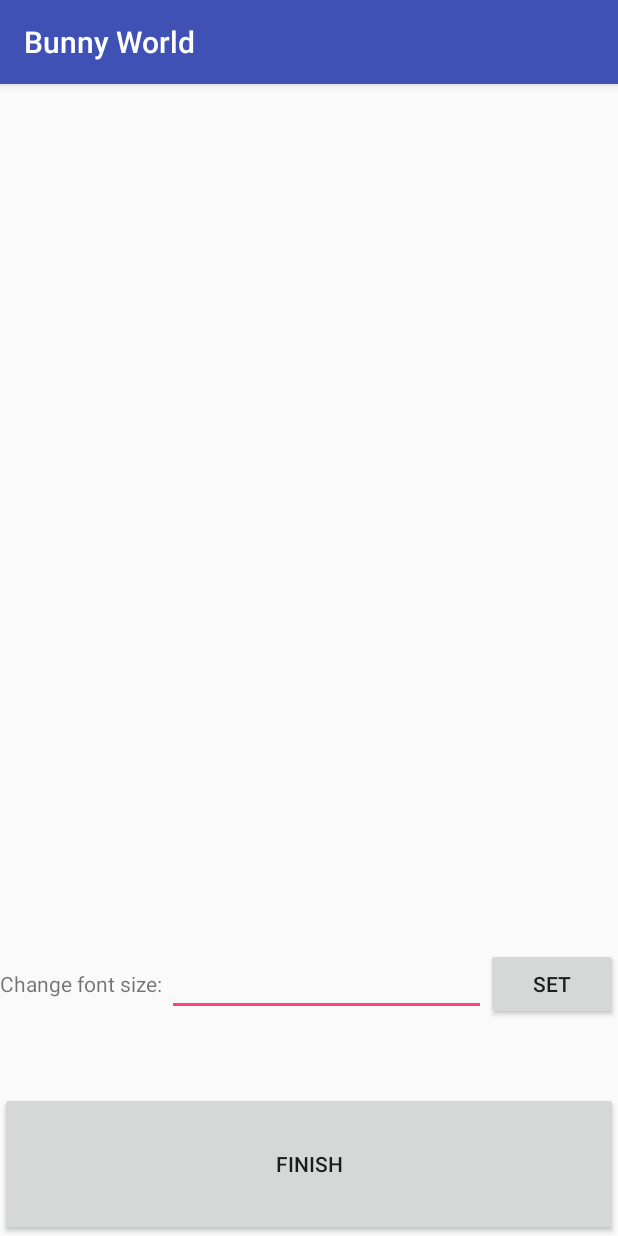
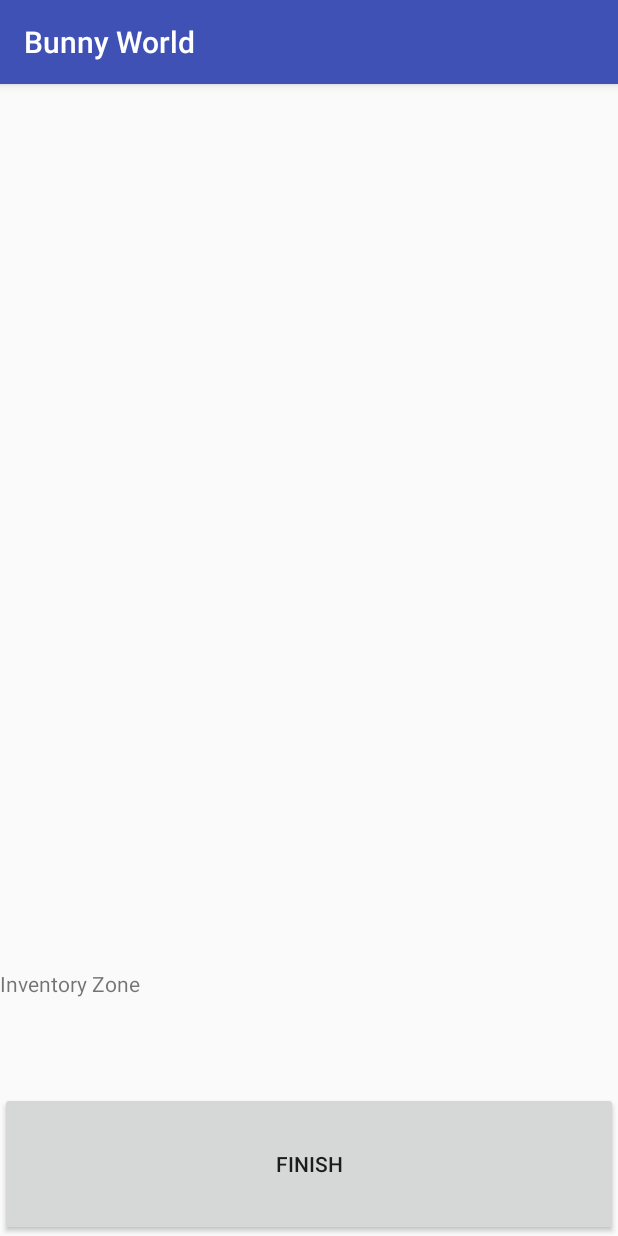
Before and after one commit to maivy/Bunny-World, an Android app: the PlaceShape screen opened directly, with no data from a screen before it, on a phone screen of 412 x 824 dp. Run offline under Robolectric (Android 15) with nearby library versions, the phone set to English and light mode, and no system bars.

Commit message:
fix font size on start

```diff
--- a/app/src/main/java/edu/stanford/cs108/bunnyworld/PlaceScreen.java
+++ b/app/src/main/java/edu/stanford/cs108/bunnyworld/PlaceScreen.java
@@ -52,6 +52,7 @@ public class PlaceScreen extends View {
         super(context, attrs);
         allShapes = AllShapes.getInstance();
         shapes = allShapes.getAllShapes();
+        selectedShape = null;
         currPage = PlaceShape.page;
         inventoryPaint = new Paint();
         inventoryPaint.setColor(Color.GRAY);
--- a/app/src/main/res/layout/activity_place_shape.xml
+++ b/app/src/main/res/layout/activity_place_shape.xml
@@ -22,21 +22,23 @@
             android:id="@+id/fontText"
             android:layout_width="wrap_content"
             android:layout_height="wrap_content"
-            android:text="Change font size: "/>
+            android:text="Inventory Zone"/>
 
         <EditText
             android:id="@+id/fontSize"
             android:layout_width="0dp"
             android:layout_weight="1"
             android:layout_height="wrap_content"
-            android:inputType="number"/>
+            android:inputType="number"
+            android:visibility="invisible"/>
 
         <Button
             android:id="@+id/setFontSize"
             android:layout_width="wrap_content"
             android:layout_height="wrap_content"
             android:text="Set"
-            android:onClick="set"/>
+            android:onClick="set"
+            android:visibility="invisible"/>
 
     </LinearLayout>
 
```
